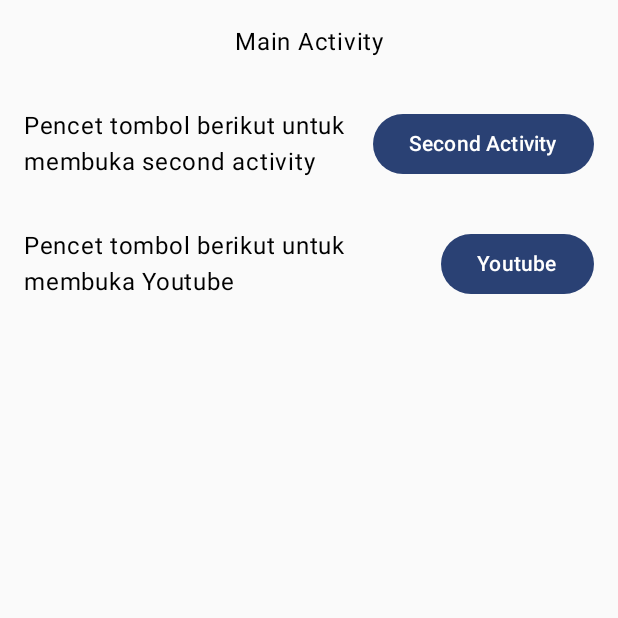
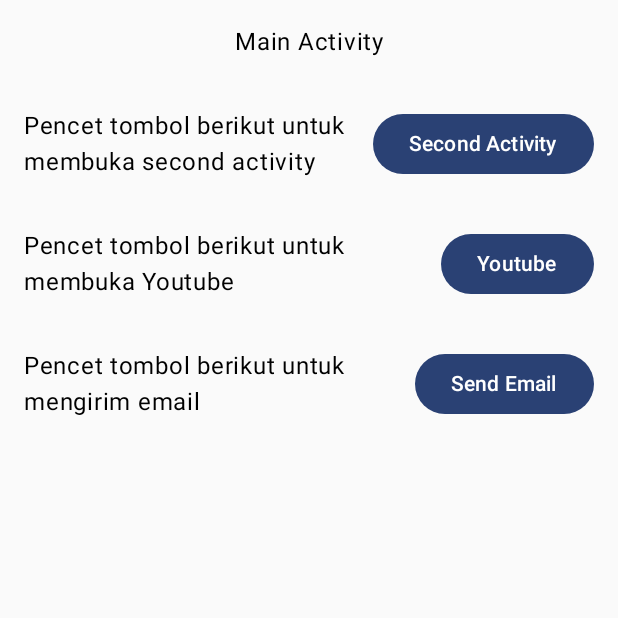
Before and after one commit to Zeripz/Projectmobcom, an Android app built with Jetpack Compose: the screen it shows after launch (MainActivity), on a phone screen of 412 x 824 dp, the top half of it. Run offline under Robolectric (Android 15) with nearby library versions, the phone set to English and light mode, and no system bars.

Commit message:
added email

```diff
--- a/app/src/main/java/com/example/projectmobcom/MainActivity.kt
+++ b/app/src/main/java/com/example/projectmobcom/MainActivity.kt
@@ -82,6 +82,30 @@ class MainActivity : ComponentActivity() {
                             Text(text = "Youtube")
                         }
                     }
+                    Row(
+                        modifier = Modifier
+                            .fillMaxWidth()
+                            .padding(16.dp),
+                        horizontalArrangement = Arrangement.SpaceBetween
+                    ) {
+                        Text(
+                            text = "Pencet tombol berikut untuk mengirim email",
+                            modifier = Modifier.weight(1f)
+                        )
+                        Button(onClick = {
+                            val intent =Intent(Intent.ACTION_SEND).apply {
+                                type= "text/plain"
+                                putExtra(Intent.EXTRA_EMAIL, arrayOf("test@mail.com"))
+                                putExtra(Intent.EXTRA_SUBJECT, "This is my subject")
+                                putExtra(Intent.EXTRA_TEXT, "This is my content")
+                            }
+                            if (intent.resolveActivity(packageManager) != null){
+                                startActivity(intent)
+                            }}) {
+                            Text(text = "Send Email")
+                        }
+                    }
+
                     viewModel.uri?.let{
                         AsyncImage(
                             model = viewModel.uri,
@@ -91,7 +115,6 @@ class MainActivity : ComponentActivity() {
             }
         }
     }
-    @RequiresApi(Build.VERSION_CODES.TIRAMISU)
     override fun onNewIntent(intent: Intent?) {
         super.onNewIntent(intent)
         val uri = intent?.getParcelableExtra(Intent.EXTRA_STREAM, Uri::class.java)
```
Also changed, not shown: app/src/main/AndroidManifest.xml (+7 -1 lines), app/src/main/java/com/example/projectmobcom/ImageViewModel.kt (line endings or trailing spaces).
